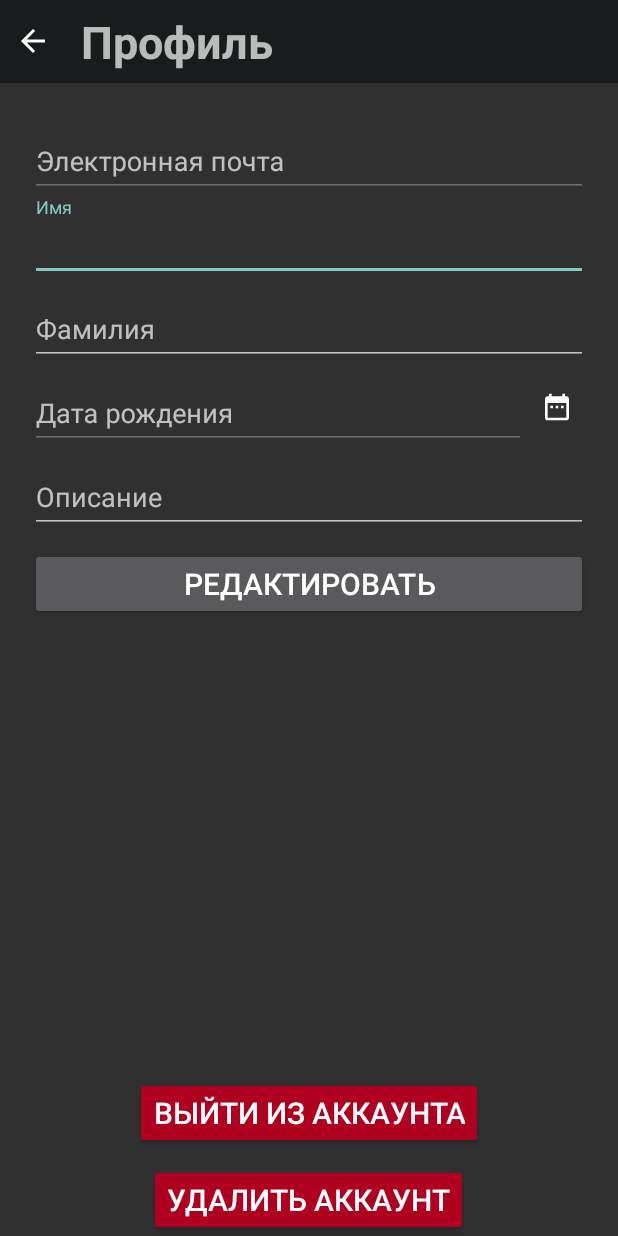
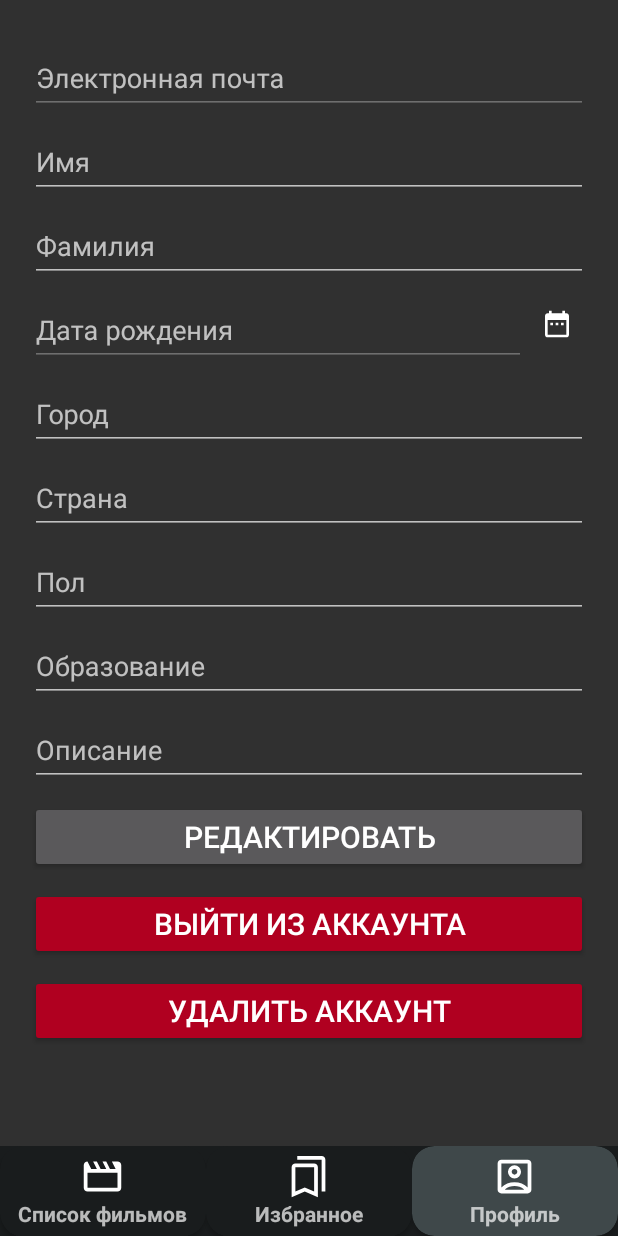
Before and after one commit to id10110011/FilmCatalog, an Android app: the ProfileActivity screen opened directly, with no data from a screen before it, on a phone screen of 412 x 824 dp. Run offline under Robolectric (Android 15) with nearby library versions, the phone set to English and light mode, and no system bars; our stand-ins replace Firebase (no records; nobody signed in at launch, a user with empty details on screens opened directly).

Commit message:
feat: add navigation menu

```diff
--- a/app/build.gradle.kts
+++ b/app/build.gradle.kts
@@ -38,7 +38,6 @@ android {
         jvmTarget = "1.8"
     }
     buildFeatures {
-        compose = true
         viewBinding = true
     }
     composeOptions {
--- a/app/src/main/java/com/example/filmcatalog/activities/LoginActivity.kt
+++ b/app/src/main/java/com/example/filmcatalog/activities/LoginActivity.kt
@@ -34,7 +34,7 @@ class LoginActivity : AppCompatActivity() {
                     .addOnCompleteListener(this) {task ->
                         if (task.isSuccessful) {
                             Toast.makeText(this, "Вы вошли в аккаунт", Toast.LENGTH_SHORT).show()
-                            startActivity(Intent(this, MainActivity::class.java))
+                            startActivity(Intent(this, CatalogActivity::class.java))
                             finish()
                         } else {
                             Toast.makeText(this, "Некорректная электронная почта или пароль", Toast.LENGTH_SHORT).show()
--- a/app/src/main/java/com/example/filmcatalog/activities/ProfileActivity.kt
+++ b/app/src/main/java/com/example/filmcatalog/activities/ProfileActivity.kt
@@ -2,6 +2,7 @@ package com.example.filmcatalog.activities
 
 import android.app.DatePickerDialog
 import android.content.Intent
+import android.graphics.Color
 import android.os.Bundle
 import android.widget.Toast
 import androidx.appcompat.app.AlertDialog
@@ -59,20 +60,27 @@ class ProfileActivity : AppCompatActivity() {
     }
 
     private fun setListeners() {
+        binding.navMenu.menuProfile.setCardBackgroundColor(Color.parseColor("#3F484A"))
         binding.editButton.setOnClickListener {
             saveUser()
         }
         binding.signoutButton.setOnClickListener {
             signOut()
         }
-        binding.menuButton.setOnClickListener {
-            finish()
-        }
+
         binding.dateButton.setOnClickListener {
             showDatePicker()
         }
         binding.deleteUserButton.setOnClickListener {
             showSubmitDeleteUserDialog()
+        }
+        binding.navMenu.menuFavorites.setOnClickListener {
+            startActivity(Intent(this, FavoritesActivity::class.java))
+            finish()
+        }
+        binding.navMenu.menuCatalog.setOnClickListener {
+            startActivity(Intent(this, CatalogActivity::class.java))
+            finish()
         }
     }
 
--- a/app/src/main/res/drawable/ic_bookmarks.xml
+++ b/app/src/main/res/drawable/ic_bookmarks.xml
@@ -1,9 +1,9 @@
 <vector xmlns:android="http://schemas.android.com/apk/res/android"
-    android:width="170dp"
-    android:height="170dp"
+    android:width="30dp"
+    android:height="30dp"
     android:viewportWidth="960"
     android:viewportHeight="960">
   <path
-      android:fillColor="#FF000000"
+      android:fillColor="#FFFFFF"
       android:pathData="M120,920v-640q0,-33 23.5,-56.5T200,200h400q33,0 56.5,23.5T680,280v640L400,800 120,920ZM200,798 L400,712 600,798v-518L200,280v518ZM760,800v-680L240,120v-80h520q33,0 56.5,23.5T840,120v680h-80ZM200,280h400,-400Z"/>
 </vector>
--- a/app/src/main/res/drawable/ic_movie.xml
+++ b/app/src/main/res/drawable/ic_movie.xml
@@ -1,9 +1,9 @@
 <vector xmlns:android="http://schemas.android.com/apk/res/android"
-    android:width="170dp"
-    android:height="170dp"
+    android:width="30dp"
+    android:height="30dp"
     android:viewportWidth="960"
     android:viewportHeight="960">
   <path
-      android:fillColor="#FF000000"
+      android:fillColor="#FFFFFF"
       android:pathData="m160,160 l80,160h120l-80,-160h80l80,160h120l-80,-160h80l80,160h120l-80,-160h120q33,0 56.5,23.5T880,240v480q0,33 -23.5,56.5T800,800L160,800q-33,0 -56.5,-23.5T80,720v-480q0,-33 23.5,-56.5T160,160ZM160,400v320h640v-320L160,400ZM160,400v320,-320Z"/>
 </vector>
--- a/app/src/main/res/drawable/ic_profile.xml
+++ b/app/src/main/res/drawable/ic_profile.xml
@@ -1,9 +1,9 @@
 <vector xmlns:android="http://schemas.android.com/apk/res/android"
-    android:width="170dp"
-    android:height="170dp"
+    android:width="30dp"
+    android:height="30dp"
     android:viewportWidth="960"
     android:viewportHeight="960">
   <path
-      android:fillColor="#FF000000"
+      android:fillColor="#FFFFFF"
       android:pathData="M200,714q54,-53 125.5,-83.5T480,600q83,0 154.5,30.5T760,714v-514L200,200v514ZM480,520q58,0 99,-41t41,-99q0,-58 -41,-99t-99,-41q-58,0 -99,41t-41,99q0,58 41,99t99,41ZM200,840q-33,0 -56.5,-23.5T120,760v-560q0,-33 23.5,-56.5T200,120h560q33,0 56.5,23.5T840,200v560q0,33 -23.5,56.5T760,840L200,840ZM280,760h400v-10q-42,-35 -93,-52.5T480,680q-56,0 -107,17.5T280,750v10ZM480,440q-25,0 -42.5,-17.5T420,380q0,-25 17.5,-42.5T480,320q25,0 42.5,17.5T540,380q0,25 -17.5,42.5T480,440ZM480,457Z"/>
 </vector>
--- a/app/src/main/res/layout/activity_profile.xml
+++ b/app/src/main/res/layout/activity_profile.xml
@@ -6,43 +6,19 @@
     android:layout_height="match_parent"
     android:orientation="vertical"
     android:gravity="center_horizontal"
+    android:focusable="true"
+    android:focusableInTouchMode="true"
     tools:context=".activities.ProfileActivity">
 
-    <LinearLayout
+    <ScrollView
+        android:layout_weight="1"
         android:layout_width="match_parent"
-        android:layout_height="55dp"
-        android:orientation="horizontal"
-        android:gravity="center"
-        android:background="@color/md_theme_dark_background">
-
-        <androidx.appcompat.widget.AppCompatImageView
-            android:id="@+id/menu_button"
-            android:layout_width="wrap_content"
-            android:layout_height="wrap_content"
-            android:padding="10dp"
-
-            android:src="@drawable/ic_arrow_back_android"
-            />
-
-        <TextView
-            android:layout_width="match_parent"
-            android:layout_height="wrap_content"
-            android:id="@+id/favorites"
-            android:layout_marginLeft="10dp"
-
-            android:text="@string/profile"
-            android:textSize="30sp"
-            android:textStyle="bold"
-            />
-    </LinearLayout>
-
+        android:layout_height="0dp">
         <LinearLayout
             android:layout_width="match_parent"
             android:layout_height="0dp"
             android:orientation="vertical"
-        android:padding="20sp"
-        android:layout_weight="10"
-        >
+            android:padding="20sp">
 
             <com.google.android.material.textfield.TextInputLayout
                 android:layout_width="match_parent"
@@ -130,6 +106,62 @@
                 android:layout_height="wrap_content">
 
                 <com.google.android.material.textfield.TextInputEditText
+                    android:id="@+id/profile_city"
+                    android:hint="@string/city"
+                    android:layout_width="match_parent"
+                    android:layout_height="wrap_content">
+
+                </com.google.android.material.textfield.TextInputEditText>
+
+            </com.google.android.material.textfield.TextInputLayout>
+
+            <com.google.android.material.textfield.TextInputLayout
+                android:layout_width="match_parent"
+                android:layout_height="wrap_content">
+
+                <com.google.android.material.textfield.TextInputEditText
+                    android:id="@+id/profile_county"
+                    android:hint="@string/country"
+                    android:layout_width="match_parent"
+                    android:layout_height="wrap_content">
+
+                </com.google.android.material.textfield.TextInputEditText>
+
+            </com.google.android.material.textfield.TextInputLayout>
+
+            <com.google.android.material.textfield.TextInputLayout
+                android:layout_width="match_parent"
+                android:layout_height="wrap_content">
+
+                <com.google.android.material.textfield.TextInputEditText
+                    android:id="@+id/profile_gender"
+                    android:hint="@string/gender"
+                    android:layout_width="match_parent"
+                    android:layout_height="wrap_content">
+
+                </com.google.android.material.textfield.TextInputEditText>
+
+            </com.google.android.material.textfield.TextInputLayout>
+
+            <com.google.android.material.textfield.TextInputLayout
+                android:layout_width="match_parent"
+                android:layout_height="wrap_content">
+
+                <com.google.android.material.textfield.TextInputEditText
+                    android:id="@+id/profile_education"
+                    android:hint="@string/education"
+                    android:layout_width="match_parent"
+                    android:layout_height="wrap_content">
+
+                </com.google.android.material.textfield.TextInputEditText>
+
+            </com.google.android.material.textfield.TextInputLayout>
+
+            <com.google.android.material.textfield.TextInputLayout
+                android:layout_width="match_parent"
+                android:layout_height="wrap_content">
+
+                <com.google.android.material.textfield.TextInputEditText
                     android:id="@+id/profile_description"
                     android:hint="@string/description"
                     android:layout_width="match_parent"
@@ -149,11 +181,10 @@
                 android:textSize="20sp"
 
                 />
-    </LinearLayout>
 
             <Button
                 android:id="@+id/signout_button"
-        android:layout_width="wrap_content"
+                android:layout_width="match_parent"
                 android:layout_height="wrap_content"
                 android:layout_marginTop="10sp"
                 android:backgroundTint="@color/design_default_color_error"
@@ -163,12 +194,17 @@
 
             <Button
                 android:id="@+id/delete_user_button"
-        android:layout_width="wrap_content"
+                android:layout_width="match_parent"
                 android:layout_height="wrap_content"
                 android:layout_marginTop="10sp"
                 android:backgroundTint="@color/design_default_color_error"
                 android:text="@string/delete_user_button"
                 android:textSize="20sp"
                 />
+        </LinearLayout>
+    </ScrollView>
+
+    <include layout="@layout/nav_menu"
+        android:id="@+id/nav_menu"/>
 
 </LinearLayout>
--- /dev/null
+++ b/app/src/main/res/layout/nav_menu.xml
@@ -0,0 +1,85 @@
+<?xml version="1.0" encoding="utf-8"?>
+<LinearLayout xmlns:android="http://schemas.android.com/apk/res/android"
+    xmlns:app="http://schemas.android.com/apk/res-auto"
+    android:layout_width="match_parent"
+    android:layout_height="wrap_content"
+    android:baselineAligned="false"
+    android:orientation="horizontal"
+    android:background="@color/md_theme_dark_background"
+    android:gravity="center"
+    >
+
+    <androidx.cardview.widget.CardView
+        android:id="@+id/menu_catalog"
+        android:layout_weight="1"
+        android:layout_width="0dp"
+        android:layout_height="wrap_content"
+        app:cardCornerRadius="15dp"
+        app:cardBackgroundColor="@color/md_theme_dark_background">
+        <LinearLayout
+            android:layout_width="match_parent"
+            android:layout_height="wrap_content"
+            android:orientation="vertical"
+            android:gravity="center"
+            android:padding="5dp">
+            <androidx.appcompat.widget.AppCompatImageView
+                android:layout_width="wrap_content"
+                android:layout_height="wrap_content"
+                android:src="@drawable/ic_movie" />
+            <TextView
+                android:layout_width="wrap_content"
+                android:layout_height="wrap_content"
+                android:text="@string/catalog"
+                android:textStyle="bold" />
+        </LinearLayout>
+    </androidx.cardview.widget.CardView>
+    <androidx.cardview.widget.CardView
+        android:id="@+id/menu_favorites"
+        android:layout_weight="1"
+        android:layout_width="0dp"
+        android:layout_height="wrap_content"
+        app:cardCornerRadius="15dp"
+        app:cardBackgroundColor="@color/md_theme_dark_background">
+        <LinearLayout
+            android:layout_width="match_parent"
+            android:layout_height="wrap_content"
+            android:orientation="vertical"
+            android:gravity="center"
+            android:padding="5dp">
+            <androidx.appcompat.widget.AppCompatImageView
+                android:layout_width="wrap_content"
+                android:layout_height="wrap_content"
+                android:src="@drawable/ic_bookmarks" />
+            <TextView
+                android:layout_width="wrap_content"
+                android:layout_height="wrap_content"
+                android:text="@string/favorite"
+                android:textStyle="bold" />
+        </LinearLayout>
+    </androidx.cardview.widget.CardView>
+    <androidx.cardview.widget.CardView
+        android:id="@+id/menu_profile"
+        android:layout_weight="1"
+        android:layout_width="0dp"
+        android:layout_height="wrap_content"
+        app:cardCornerRadius="15dp"
+        app:cardBackgroundColor="@color/md_theme_dark_background">
+        <LinearLayout
+            android:layout_width="match_parent"
+            android:layout_height="wrap_content"
+            android:orientation="vertical"
+            android:gravity="center"
+            android:padding="5dp">
+            <androidx.appcompat.widget.AppCompatImageView
+                android:layout_width="wrap_content"
+                android:layout_height="wrap_content"
+                android:src="@drawable/ic_profile" />
+            <TextView
+                android:layout_width="wrap_content"
+                android:layout_height="wrap_content"
+                android:id="@+id/profile_text"
+                android:text="@string/profile"
+                android:textStyle="bold" />
+        </LinearLayout>
+    </androidx.cardview.widget.CardView>
+</LinearLayout>
--- a/app/src/main/res/values/strings.xml
+++ b/app/src/main/res/values/strings.xml
@@ -20,4 +20,10 @@
     <string name="description">Описание</string>
     <string name="delete_user_button">Удалить аккаунт</string>
     <string name="search_view_hint">Поиск</string>
+    <string name="city">Город</string>
+    <string name="country">Страна</string>
+    <string name="gender">Пол</string>
+    <string name="education">Образование</string>
+    <!-- TODO: Remove or change this placeholder text -->
+    <string name="hello_blank_fragment">Hello blank fragment</string>
 </resources>
```
Also changed, not shown: app/src/main/AndroidManifest.xml (+8 -12 lines), app/src/main/java/com/example/filmcatalog/activities/CatalogActivity.kt (+18 -4 lines), app/src/main/java/com/example/filmcatalog/activities/FavoritesActivity.kt (+19 -10 lines), app/src/main/java/com/example/filmcatalog/activities/MainActivity.kt (deleted, +0 -33 lines), app/src/main/res/layout/activity_catalog.xml (+10 -30 lines), app/src/main/res/layout/activity_favorites.xml (+5 -29 lines), app/src/main/res/drawable/fight_club1.jpg (deleted). Lines whose indentation alone changed are shown as unchanged.
